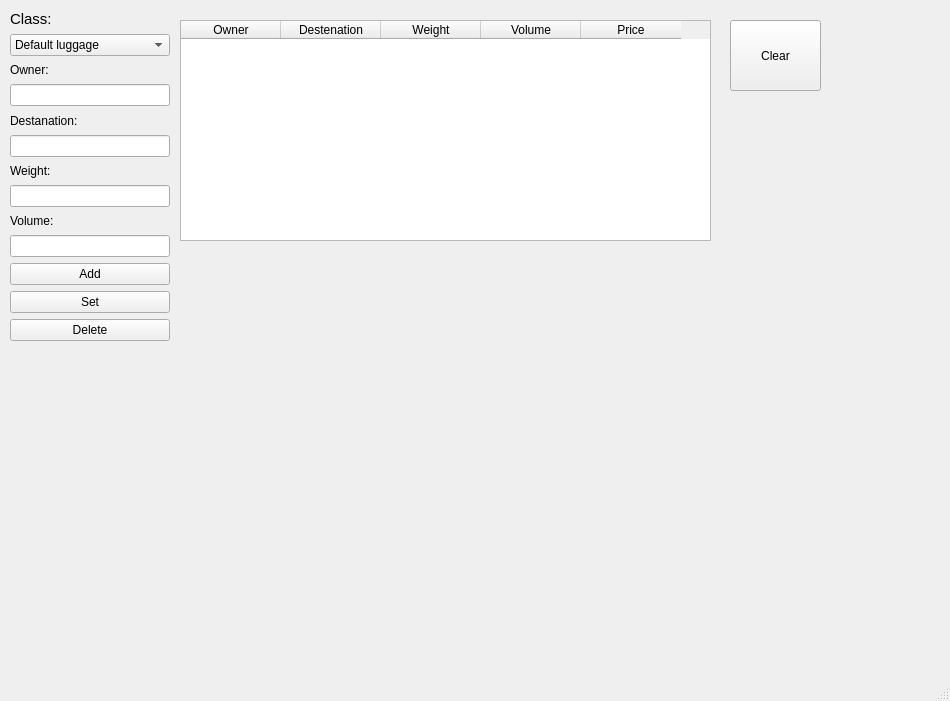
Qt form mainwindow.ui (EverlaststingRolich/KURS) before a commit.
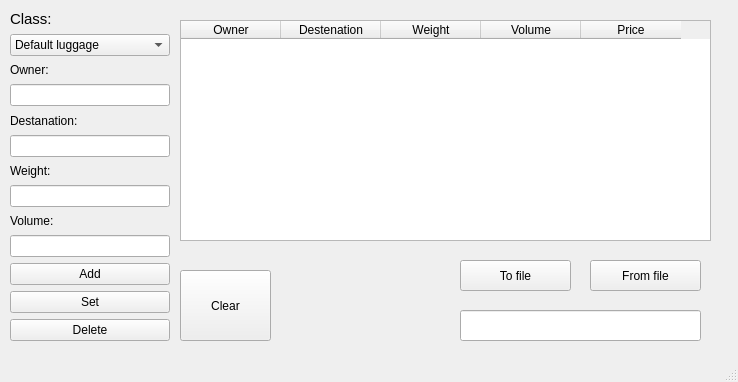
The same form after that commit.

What changed in the file:
```diff
--- a/mainwindow.ui
+++ b/mainwindow.ui
@@ -6,8 +6,8 @@
    <rect>
     <x>0</x>
     <y>0</y>
-    <width>950</width>
-    <height>701</height>
+    <width>738</width>
+    <height>382</height>
    </rect>
   </property>
   <property name="windowTitle">
@@ -146,8 +146,8 @@
    <widget class="QPushButton" name="clear">
     <property name="geometry">
      <rect>
-      <x>730</x>
-      <y>20</y>
+      <x>180</x>
+      <y>270</y>
       <width>91</width>
       <height>71</height>
      </rect>
@@ -159,6 +159,42 @@
      <string>Clear</string>
     </property>
    </widget>
+   <widget class="QPushButton" name="pushButton">
+    <property name="geometry">
+     <rect>
+      <x>460</x>
+      <y>260</y>
+      <width>111</width>
+      <height>31</height>
+     </rect>
+    </property>
+    <property name="text">
+     <string>To file</string>
+    </property>
+   </widget>
+   <widget class="QPushButton" name="pushButton_2">
+    <property name="geometry">
+     <rect>
+      <x>590</x>
+      <y>260</y>
+      <width>111</width>
+      <height>31</height>
+     </rect>
+    </property>
+    <property name="text">
+     <string>From file</string>
+    </property>
+   </widget>
+   <widget class="QLineEdit" name="file_edit">
+    <property name="geometry">
+     <rect>
+      <x>460</x>
+      <y>310</y>
+      <width>241</width>
+      <height>31</height>
+     </rect>
+    </property>
+   </widget>
   </widget>
   <widget class="QMenuBar" name="menubar">
    <property name="geometry">
```
Left out of the diff: 2 changed lines with no effect on the pictures.
